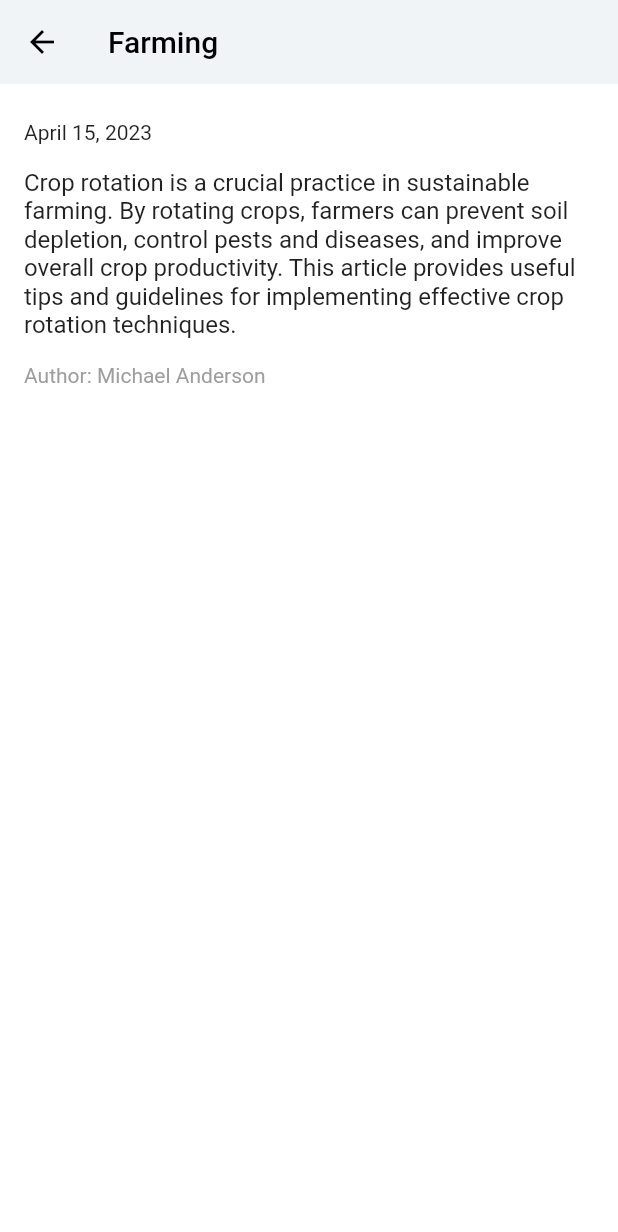
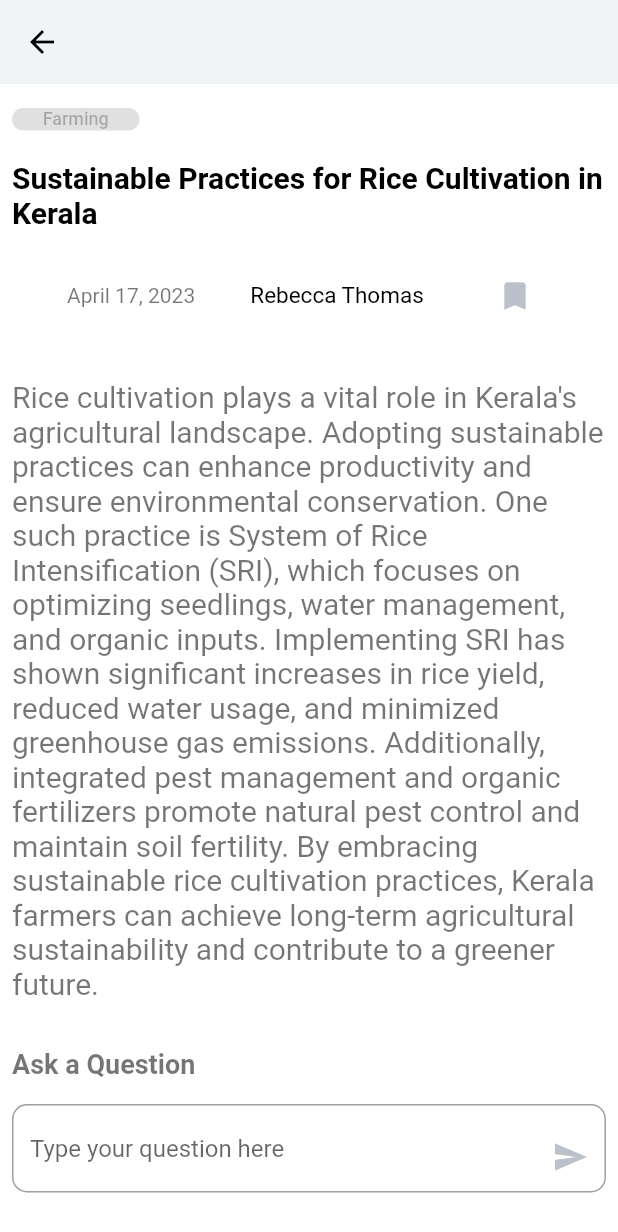
Before and after one commit to cyberianzed/pro_agro, a Flutter app: the CommunityPage screen opened directly, after a tap on "Farming", on a phone screen of 412 x 824 dp. Shown: the top 1232 px of the screen. Run offline on Flutter 3.47's test engine with Material 2 defaults, Android fonts, the phone set to English and light mode, and no system bars; our stand-ins replace cloud_firestore, firebase_auth, firebase_core, firebase_storage, flutter_rating_bar, flutter_svg and 8 more; accounts and stored records are empty.

Commit message:
articlePage

```diff
--- a/lib/modules/pages/communitypage/article_controller.dart
+++ b/lib/modules/pages/communitypage/article_controller.dart
@@ -13,39 +13,59 @@ class ArticleController extends GetxController {
     final articleData = [
       Article(
         date: 'April 17, 2023',
-        genre: 'News',
-        title: 'New Study Reveals Benefits of Organic Farming',
-        author: 'John Smith',
+        genre: 'Farming',
+        title: 'Sustainable Practices for Rice Cultivation in Kerala',
+        author: 'Rebecca Thomas',
         content:
-            'A new study conducted by the Agricultural Research Institute shows that organic farming practices result in higher crop yields and improved soil health. Farmers are encouraged to adopt sustainable farming methods for long-term benefits.',
+            'Rice cultivation plays a vital role in Kerala\'s agricultural landscape. Adopting sustainable practices can enhance productivity and ensure environmental conservation. One such practice is System of Rice Intensification (SRI), which focuses on optimizing seedlings, water management, and organic inputs. Implementing SRI has shown significant increases in rice yield, reduced water usage, and minimized greenhouse gas emissions. Additionally, integrated pest management and organic fertilizers promote natural pest control and maintain soil fertility. By embracing sustainable rice cultivation practices, Kerala farmers can achieve long-term agricultural sustainability and contribute to a greener future.',
         isBookmarked: false,
+        description:
+            'Explore sustainable practices for rice cultivation in Kerala.',
       ),
       Article(
         date: 'April 16, 2023',
-        genre: 'Meeting',
-        title: 'Upcoming Agriculture Conference in Your Area',
-        author: 'Emma Johnson',
+        genre: 'Farming',
+        title: 'Revitalizing Traditional Farming Methods in Kerala',
+        author: 'Anoop Menon',
         content:
-            'Attention all farmers and agricultural enthusiasts! Don\'t miss the upcoming Agriculture Conference happening on May 5th. The event will feature expert speakers, workshops, and networking opportunities. Register now to secure your spot.',
+            'Kerala has a rich heritage of traditional farming methods that have sustained communities for centuries. It is crucial to preserve and revitalize these practices to ensure sustainable agriculture. Farmers can leverage indigenous knowledge by incorporating techniques such as mixed cropping, organic manure, and natural pest repellents. Additionally, promoting agroforestry systems that integrate trees with crop cultivation enhances biodiversity and provides ecological benefits. Revitalizing traditional farming methods not only preserves cultural heritage but also promotes self-sufficiency, biodiversity conservation, and resilience in the face of climate change.',
         isBookmarked: false,
+        description:
+            'Discover the importance of revitalizing traditional farming methods in Kerala.',
       ),
       Article(
         date: 'April 15, 2023',
         genre: 'Farming',
-        title: 'Tips for Successful Crop Rotation',
-        author: 'Michael Anderson',
+        title: 'Exploring Organic Pest Control Solutions for Kerala Farms',
+        author: 'Maya Krishnan',
         content:
-            'Crop rotation is a crucial practice in sustainable farming. By rotating crops, farmers can prevent soil depletion, control pests and diseases, and improve overall crop productivity. This article provides useful tips and guidelines for implementing effective crop rotation techniques.',
+            'Pests pose a constant challenge for farmers in Kerala. Embracing organic pest control solutions offers effective and eco-friendly alternatives to synthetic pesticides. Integrated pest management techniques, such as biological control, trap crops, and pheromone traps, help maintain pest populations at manageable levels. Beneficial insects like ladybugs and parasitic wasps can be introduced to control pests naturally. Additionally, cultural practices like crop rotation, intercropping, and maintaining proper plant hygiene contribute to pest prevention. By adopting organic pest control solutions, Kerala farmers can protect their crops, safeguard the environment, and ensure safer food production.',
         isBookmarked: false,
+        description:
+            'Learn about organic pest control solutions for farms in Kerala.',
       ),
       Article(
         date: 'April 14, 2023',
-        genre: 'News',
-        title: 'New Technology Revolutionizing Agriculture',
-        author: 'Sarah Thompson',
+        genre: 'Farming',
+        title: 'Maximizing Banana Plantations in Kerala: Tips and Techniques',
+        author: 'Rajesh Nair',
         content:
-            'The advent of precision agriculture and smart farming technologies is transforming the agricultural industry. From drones and sensors to data analytics and automation, these innovations are enabling farmers to optimize resources, improve efficiency, and increase yields. Stay updated on the latest advancements in agricultural technology.',
+            'Banana cultivation thrives in Keralas tropical climate and holds significant economic potential. To maximize banana plantations, farmers should focus on proper land preparation, selecting suitable banana varieties, and implementing efficient irrigation systems. Providing adequate organic fertilizers, managing pests and diseases, and adopting good agricultural practices contribute to optimal growth and yield. Additionally, post-harvest techniques like proper storage, packaging, and marketing strategies help preserve quality and fetch better prices. By adopting scientific techniques and staying updated with market trends, Kerala farmers can unlock the full potential of banana cultivation and enhance profitability.',
         isBookmarked: false,
+        description:
+            'Discover tips and techniques for maximizing banana plantations in Kerala.',
+      ),
+      Article(
+        date: 'April 13, 2023',
+        genre: 'Farming',
+        title: 'Dairy Farming for Sustainable Livelihoods in Kerala',
+        author: 'Deepa Suresh',
+        content:
+            'Dairy farming offers a lucrative opportunity for sustainable livelihoods in Kerala. Establishing well-managed dairy farms requires careful planning, breed selection, and optimal nutrition management for cows. Adequate housing, proper sanitation, and regular veterinary care ensure the well-being of the animals. Keralas abundant fodder resources enable sustainable feed production, description: '
+            ' for dairy cattle. Implementing modern milking techniques, hygienic milk handling, and value addition through dairy products enhance profitability. By adopting sustainable dairy farming practices, Kerala farmers can create a reliable income source, contribute to the dairy industry, and meet the growing demand for quality milk and dairy products.',
+        isBookmarked: false,
+        description:
+            'Explore the potential of dairy farming for sustainable livelihoods in Kerala.',
       ),
     ];
     articleList.value = articleData;
@@ -66,13 +86,14 @@ class ArticleController extends GetxController {
   }
 }
 
-class Article extends GetxController {
+class Article {
   String date;
   String genre;
   String title;
   String author;
   String content;
   RxBool isBookmarked;
+  String description;
 
   Article({
     required this.date,
@@ -81,5 +102,6 @@ class Article extends GetxController {
     required this.author,
     required this.content,
     bool isBookmarked = false,
+    required this.description,
   }) : isBookmarked = isBookmarked.obs;
 }
--- a/lib/modules/pages/communitypage/article_details.dart
+++ b/lib/modules/pages/communitypage/article_details.dart
@@ -1,10 +1,11 @@
 import 'package:flutter/material.dart';
+import 'package:get/get.dart';
 import 'article_controller.dart';
 
 class ArticleDetailsPage extends StatelessWidget {
   final Article article;
 
-  const ArticleDetailsPage({super.key, required this.article});
+  const ArticleDetailsPage({Key? key, required this.article}) : super(key: key);
 
   @override
   Widget build(BuildContext context) {
@@ -21,42 +22,132 @@ class ArticleDetailsPage extends StatelessWidget {
             Navigator.pop(context); // Navigate back to the previous page
           },
         ),
-         title: Text(
+      ),
+      body: Align(
+        alignment: Alignment.topCenter,
+        child: Padding(
+          padding:
+              const EdgeInsets.only(top: 16, bottom: 16, left: 8, right: 8),
+          child: SingleChildScrollView(
+            child: Column(
+              crossAxisAlignment: CrossAxisAlignment.start,
+              children: [
+                Align(
+                  alignment: Alignment.topLeft,
+                  child: Container(
+                    width: 85,
+                    height: 15,
+                    decoration: BoxDecoration(
+                      color: Colors.grey[300],
+                      borderRadius: BorderRadius.circular(15.0),
+                    ),
+                    child: Center(
+                      child: Text(
                         article.genre,
                         style: const TextStyle(
+                          fontSize: 12.0,
+                          color: Colors.black26,
+                          fontWeight: FontWeight.w500,
+                        ),
+                      ),
+                    ),
+                  ),
+                ),
+                SizedBox(height: 20),
+                Text(
+                  article.title,
+                  style: const TextStyle(
+                    fontSize: 20.0,
+                    fontWeight: FontWeight.bold,
                     color: Colors.black,
                   ),
                 ),
-      ),
-      body: Padding(
-        padding: const EdgeInsets.all(16.0),
-        child: Column(
-          crossAxisAlignment: CrossAxisAlignment.start,
+                const SizedBox(height: 20.0),
+                Row(
+                  mainAxisAlignment: MainAxisAlignment.spaceEvenly,
                   children: [
-
-            const SizedBox(height: 8.0),
                     Text(
                       article.date,
                       style: const TextStyle(
                         fontSize: 14.0,
+                        color: Colors.black54,
+                      ),
+                    ),
+                    Text(
+                      article.author,
+                      style: const TextStyle(
+                        fontSize: 15.0,
+                        color: Colors.black,
+                      ),
+                    ),
+                    IconButton(
+                      onPressed: () {
+                        article.isBookmarked
+                            .toggle(); // Toggle the bookmark status
+                      },
+                      icon: Obx(
+                        () => Icon(
+                          Icons.bookmark,
+                          color: article.isBookmarked.value ? Colors.red : null,
+                        ),
+                      ),
+                    ),
+                  ],
+                ),
+                const SizedBox(height: 32.0),
+                Text(
+                  article.content,
+                  style: const TextStyle(fontSize: 20, color: Colors.black54),
+                ),
+                SizedBox(height: 32),
+                Text(
+                  'Ask a Question',
+                  style: const TextStyle(
+                    fontSize: 18.0,
+                    fontWeight: FontWeight.bold,
+                    color: Colors.black54,
                   ),
                 ),
                 const SizedBox(height: 16.0),
-            Text(
-              article.content,
-              style: const TextStyle(
-                fontSize: 16.0,
+                Stack(
+                  alignment: Alignment.bottomRight,
+                  children: [
+                    TextField(
+                      decoration: InputDecoration(
+                        hintText: 'Type your question here',
+                        border: OutlineInputBorder(
+                          borderRadius: BorderRadius.circular(10.0),
                         ),
                       ),
+                    ),
+                    IconButton(
+                      onPressed: () {
+                        showDialog(
+                          context: context,
+                          builder: (BuildContext context) {
+                            return AlertDialog(
+                              content:
+                                  const Text('Your Message have been sent'),
+                              actions: [
+                                TextButton(
+                                  onPressed: () {
+                                    Navigator.of(context).pop();
+                                  },
+                                  child: const Text('OK'),
+                                ),
+                              ],
+                            );
+                          },
+                        );
+                      },
+                      icon: const Icon(Icons.send),
+                    ),
+                  ],
+                ),
                 const SizedBox(height: 16.0),
-            Text(
-              'Author: ${article.author}',
-              style: const TextStyle(
-                fontSize: 14.0,
-                color: Colors.grey,
+              ],
             ),
           ),
-          ],
         ),
       ),
     );
```
Also changed, not shown: lib/modules/pages/communitypage/community_page.dart (+12 -3 lines), lib/modules/pages/communitypage/detailed_community.dart (deleted). Lines whose indentation alone changed are shown as unchanged.
